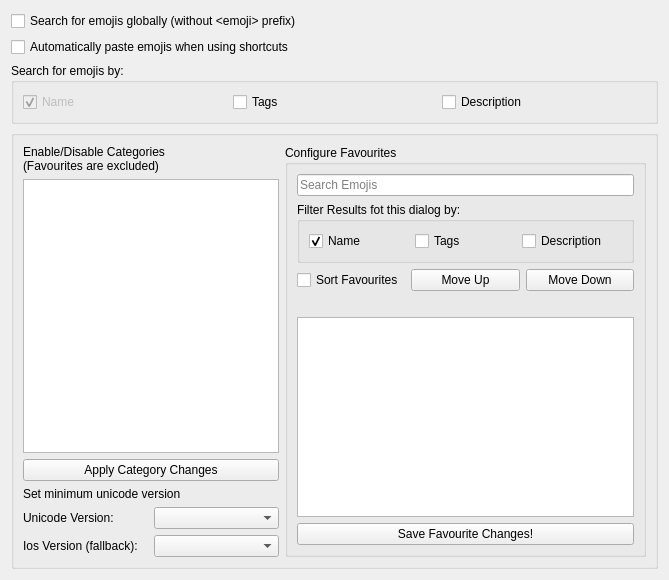
This is src/config/emojirunner_config.ui in alex1701c/EmojiRunner as Qt 5 draws it before an edit. The edited form follows.
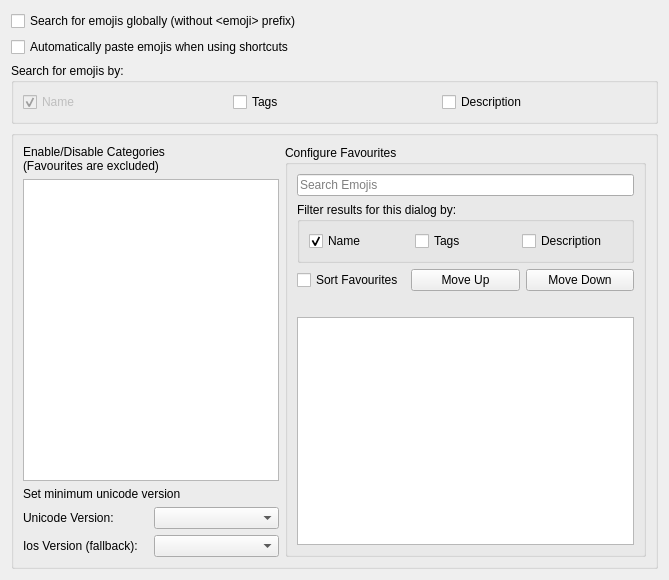
This is the edited form.

Patch:
```diff
--- a/src/config/emojirunner_config.ui
+++ b/src/config/emojirunner_config.ui
@@ -106,13 +106,6 @@
           </property>
          </widget>
         </item>
-        <item>
-         <widget class="QPushButton" name="applyCategoryChanges">
-          <property name="text">
-           <string>Apply Category Changes</string>
-          </property>
-         </widget>
-        </item>
         <item>
          <layout class="QVBoxLayout" name="verticalLayout_4">
           <item>
@@ -187,7 +180,7 @@
                   <bool>true</bool>
                  </property>
                  <property name="title">
-                  <string>Filter Results fot this dialog by:</string>
+                  <string>Filter results for this dialog by:</string>
                  </property>
                  <property name="flat">
                   <bool>true</bool>
@@ -260,13 +253,6 @@
              <item>
               <widget class="QListWidget" name="favouriteListView"/>
              </item>
-             <item>
-              <widget class="QPushButton" name="favouriteChangesSaveButton">
-               <property name="text">
-                <string>Save Favourite Changes!</string>
-               </property>
-              </widget>
-             </item>
             </layout>
            </widget>
           </item>
```
